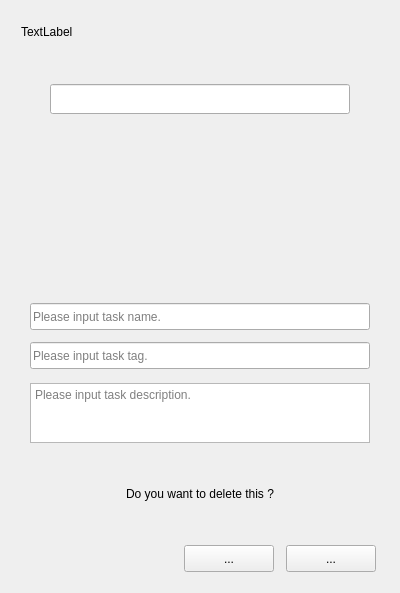
The window that OgmUI/ogmpopwidget.ui (SunsetFrost/ogms_desktop) describes before a commit, drawn with Qt 5.
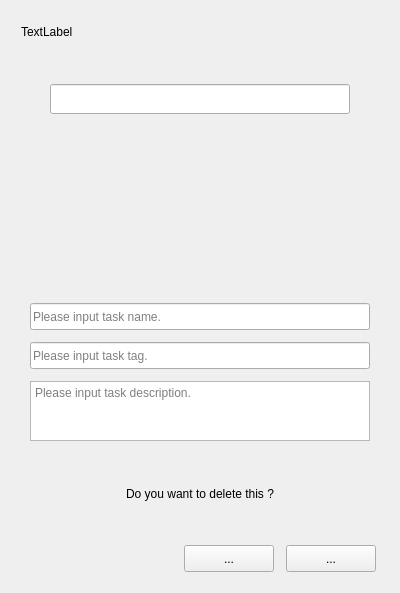
The same window after the commit.

```diff
--- a/OgmUI/ogmpopwidget.ui
+++ b/OgmUI/ogmpopwidget.ui
@@ -409,6 +409,19 @@
         </layout>
        </widget>
       </item>
+      <item>
+       <spacer name="verticalSpacer_2">
+        <property name="orientation">
+         <enum>Qt::Vertical</enum>
+        </property>
+        <property name="sizeHint" stdset="0">
+         <size>
+          <width>20</width>
+          <height>40</height>
+         </size>
+        </property>
+       </spacer>
+      </item>
      </layout>
     </widget>
    </item>
```
Left out of the diff: 2 changed lines with no effect on the pictures.
